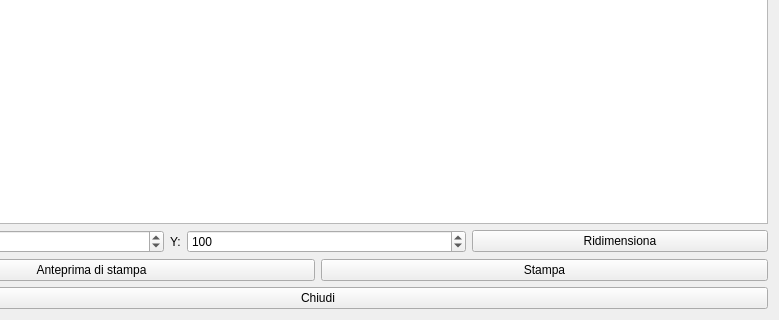
The window that hprint.ui (fblabs/hamlet-mod-sancon) describes before a commit, drawn with Qt 5; both pictures show x 143 to 922 and y 115 to 435 of the 922 by 435 pixel window.
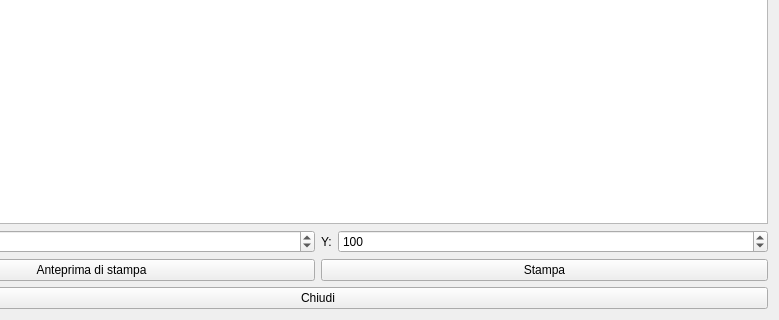
The same window after the commit. Icons and pictures are not drawn.

Patch:
```diff
--- a/hprint.ui
+++ b/hprint.ui
@@ -112,13 +112,6 @@
          </item>
         </layout>
        </item>
-       <item>
-        <widget class="QPushButton" name="pushButton_ridim">
-         <property name="text">
-          <string>Ridimensiona</string>
-         </property>
-        </widget>
-       </item>
       </layout>
      </item>
      <item>
```
